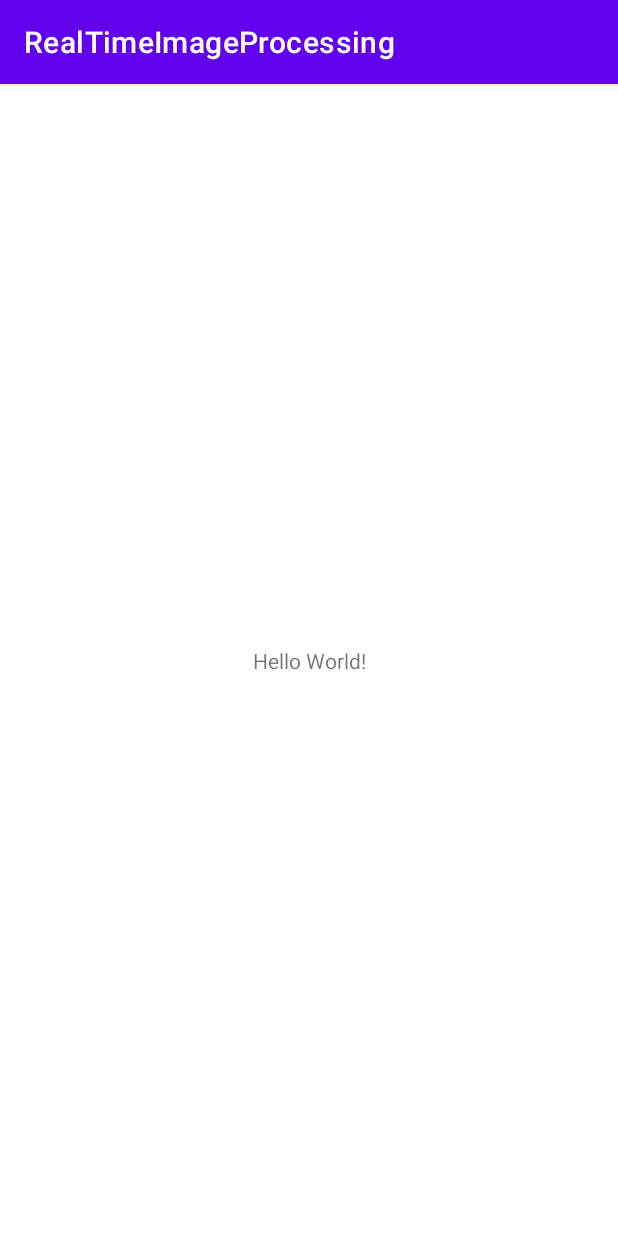
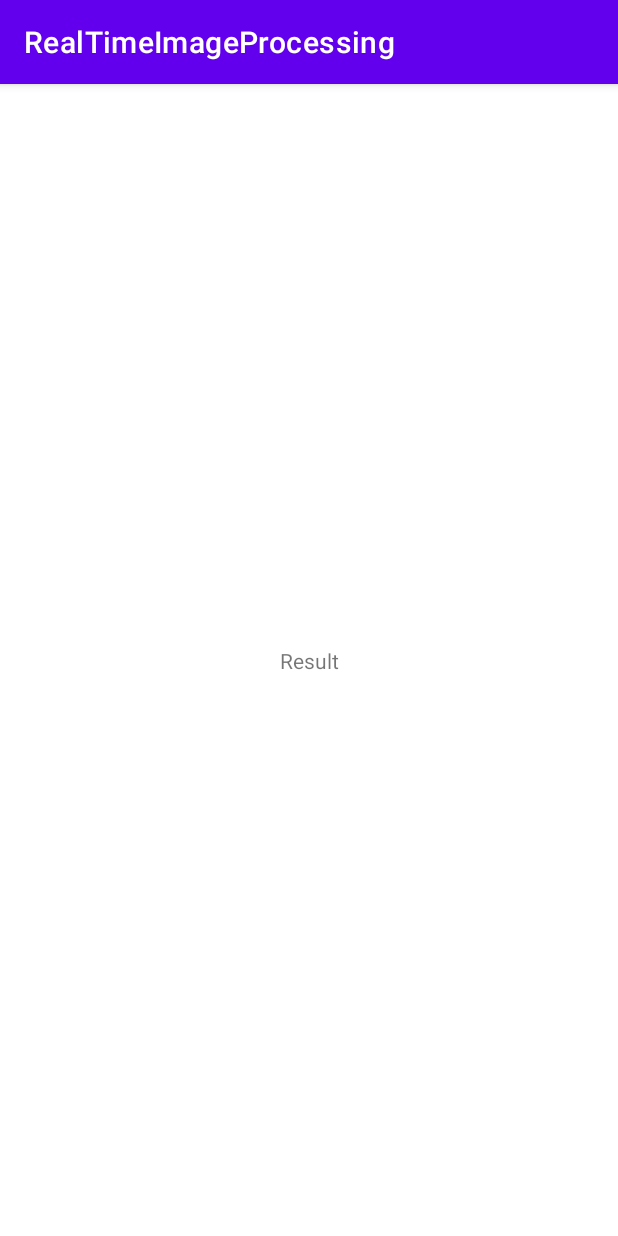
Before and after one commit to Gnow-git/RealTimeImageProcessing, an Android app: the screen it shows after launch (MainActivity), on a phone screen of 412 x 824 dp. Run offline under Robolectric (Android 15) with nearby library versions, the phone set to English and light mode, and no system bars.

Commit message:
MainActivity layout

```diff
--- a/app/src/main/res/layout/activity_main.xml
+++ b/app/src/main/res/layout/activity_main.xml
@@ -6,13 +6,20 @@
     android:layout_height="match_parent"
     tools:context=".MainActivity">
 
+    <FrameLayout
+        android:id="@+id/fragment"
+        android:layout_width="match_parent"
+        android:layout_height="wrap_content"
+        app:layout_constraintTop_toTopOf="parent"   />
+
     <TextView
+        android:id="@+id/textView"
         android:layout_width="wrap_content"
         android:layout_height="wrap_content"
-        android:text="Hello World!"
+        android:text="Result"
+        app:layout_constraintTop_toBottomOf="@id/fragment"
         app:layout_constraintBottom_toBottomOf="parent"
-        app:layout_constraintEnd_toEndOf="parent"
-        app:layout_constraintStart_toStartOf="parent"
-        app:layout_constraintTop_toTopOf="parent" />
+        app:layout_constraintLeft_toLeftOf="parent"
+        app:layout_constraintRight_toRightOf="parent"   />
 
 </androidx.constraintlayout.widget.ConstraintLayout>
```
